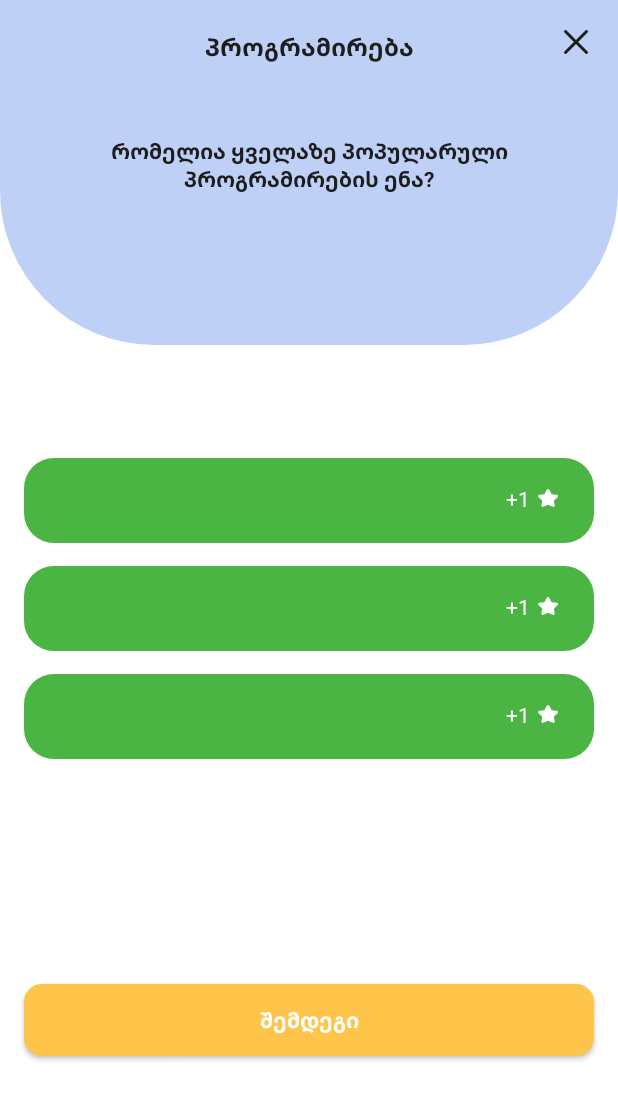
After one commit to ninikokra/Quiz, an Android app: the layout fragment_tests.xml on its own in the app's theme, with its tools: preview values and no code run, on a phone screen of 412 x 824 dp. The commit adds this screen. Shown: the top 1100 px of the screen. Run offline under Robolectric (Android 15) with nearby library versions, the phone set to English and light mode, and no system bars.

Commit message:
added TestsFragment, questions recyclerview, dialogLayouts and some refactor dimens,colors etc.

```diff
--- /dev/null
+++ b/app/src/main/java/com/space/quiz/presentation/views/TestsTopCustomView.kt
@@ -0,0 +1,54 @@
+package com.space.quiz.presentation.views
+
+import android.content.Context
+import android.graphics.Canvas
+import android.graphics.Paint
+import android.graphics.Path
+import android.util.AttributeSet
+import android.view.View
+import com.space.quiz.R
+
+class TestsTopCustomView(
+    context: Context,
+    attrs: AttributeSet
+) : View(context, attrs) {
+
+    private val fillPaint = Paint().apply {
+        style = Paint.Style.FILL
+    }
+    private val path = Path()
+
+    private val width get() = getWidth().toFloat()
+    private val height get() = getHeight().toFloat()
+
+    override fun onDraw(canvas: Canvas) {
+        super.onDraw(canvas)
+        drawVector(canvas)
+    }
+
+    private fun drawVector(canvas: Canvas) {
+
+        val centerX1 = width / 4
+        val centerX2 = width * 3 / 4
+        val radius = width / 4
+        val centerY = height - radius
+
+        path.apply {
+            reset()
+            fillPaint.color = context.getColor(R.color.blue_secondary_light)
+            addCircle(centerX1, centerY, radius, Path.Direction.CW)
+            addCircle(centerX2, centerY, radius, Path.Direction.CW)
+
+            moveTo(0f, 0f)
+            lineTo(width, 0f)
+            lineTo(width, centerY)
+            lineTo(centerX2, height)
+
+            lineTo(centerX1, height)
+            lineTo(0f, centerY)
+            lineTo(0f, 0f)
+            close()
+        }
+        canvas.drawPath(path, fillPaint)
+    }
+}
--- /dev/null
+++ b/app/src/main/res/drawable/ic_cancel.xml
@@ -0,0 +1,9 @@
+<vector xmlns:android="http://schemas.android.com/apk/res/android"
+    android:width="16dp"
+    android:height="16dp"
+    android:viewportWidth="16"
+    android:viewportHeight="16">
+  <path
+      android:pathData="M9.409,7.999L15.704,1.713C15.893,1.525 15.998,1.27 15.998,1.003C15.998,0.737 15.893,0.482 15.704,0.294C15.516,0.106 15.261,0 14.995,0C14.729,0 14.474,0.106 14.285,0.294L8,6.59L1.715,0.294C1.526,0.106 1.271,0 1.005,0C0.739,0 0.484,0.106 0.296,0.294C0.107,0.482 0.002,0.737 0.002,1.003C0.002,1.27 0.107,1.525 0.296,1.713L6.591,7.999L0.296,14.285C0.202,14.378 0.128,14.489 0.077,14.611C0.026,14.732 0,14.863 0,14.995C0,15.127 0.026,15.257 0.077,15.379C0.128,15.501 0.202,15.611 0.296,15.704C0.388,15.798 0.499,15.872 0.621,15.923C0.743,15.974 0.873,16 1.005,16C1.137,16 1.268,15.974 1.389,15.923C1.511,15.872 1.622,15.798 1.715,15.704L8,9.408L14.285,15.704C14.378,15.798 14.489,15.872 14.611,15.923C14.732,15.974 14.863,16 14.995,16C15.127,16 15.257,15.974 15.379,15.923C15.501,15.872 15.611,15.798 15.704,15.704C15.798,15.611 15.872,15.501 15.923,15.379C15.974,15.257 16,15.127 16,14.995C16,14.863 15.974,14.732 15.923,14.611C15.872,14.489 15.798,14.378 15.704,14.285L9.409,7.999Z"
+      android:fillColor="#1D1D1D"/>
+</vector>
--- /dev/null
+++ b/app/src/main/res/drawable/ic_star.xml
@@ -0,0 +1,9 @@
+<vector xmlns:android="http://schemas.android.com/apk/res/android"
+    android:width="13dp"
+    android:height="12dp"
+    android:viewportWidth="13"
+    android:viewportHeight="12">
+  <path
+      android:pathData="M0.144,4.525C0.048,4.868 0.112,5.243 0.401,5.461L2.676,7.615C2.74,7.677 2.772,7.771 2.772,7.896L2.195,10.923C2.131,11.203 2.227,11.484 2.42,11.672C2.708,11.984 3.189,12.108 3.605,11.89L6.394,10.455C6.49,10.392 6.586,10.392 6.682,10.455L9.47,11.89C9.919,12.108 10.368,11.984 10.656,11.672C10.848,11.453 10.912,11.203 10.88,10.923L10.335,7.896C10.335,7.802 10.368,7.708 10.432,7.615L12.707,5.461C12.963,5.212 13.06,4.837 12.963,4.525C12.835,4.182 12.547,3.932 12.194,3.901L9.022,3.433C8.925,3.433 8.829,3.37 8.797,3.277L7.387,0.531C7.227,0.187 6.874,0 6.522,0C6.169,0 5.817,0.187 5.656,0.531L4.278,3.277C4.246,3.37 4.15,3.433 4.054,3.433L0.913,3.87C0.561,3.932 0.24,4.182 0.144,4.525Z"
+      android:fillColor="#ffffff"/>
+</vector>
--- /dev/null
+++ b/app/src/main/res/layout/fragment_tests.xml
@@ -0,0 +1,87 @@
+<?xml version="1.0" encoding="utf-8"?>
+<androidx.constraintlayout.widget.ConstraintLayout
+    xmlns:android="http://schemas.android.com/apk/res/android"
+    xmlns:tools="http://schemas.android.com/tools"
+    android:layout_width="match_parent"
+    android:layout_height="match_parent"
+    xmlns:app="http://schemas.android.com/apk/res-auto"
+    tools:context=".presentation.questions.TestsFragment">
+    <com.space.quiz.presentation.views.TestsTopCustomView
+        android:id="@+id/testsTopRectangle"
+        android:layout_width="wrap_content"
+        android:layout_height="230dp"
+        app:layout_constraintEnd_toEndOf="parent"
+        app:layout_constraintStart_toStartOf="parent"
+        app:layout_constraintTop_toTopOf="parent" />
+
+    <TextView
+        android:id="@+id/titleSubjectEditText"
+        android:layout_width="wrap_content"
+        android:layout_height="wrap_content"
+        android:layout_marginTop="@dimen/dimen_20dp"
+        tools:text="პროგრამირება"
+        android:textColor="@color/neutral_01_dark_grey"
+        android:font="@font/myriad_geo"
+        android:textSize="@dimen/dimen_16sp"
+        android:textStyle="bold"
+        app:layout_constraintEnd_toEndOf="parent"
+        app:layout_constraintStart_toStartOf="@+id/testsTopRectangle"
+        app:layout_constraintTop_toTopOf="@+id/testsTopRectangle" />
+
+    <ImageView
+        android:id="@+id/cancelButton"
+        android:layout_width="wrap_content"
+        android:layout_height="wrap_content"
+        android:layout_marginTop="@dimen/dimen_20dp"
+        android:layout_marginEnd="@dimen/dimen_20dp"
+        android:src="@drawable/ic_cancel"
+        app:layout_constraintEnd_toEndOf="parent"
+        app:layout_constraintTop_toTopOf="parent" />
+
+    <TextView
+        android:id="@+id/testsQuestionTextView"
+        android:layout_width="wrap_content"
+        android:layout_height="wrap_content"
+        android:layout_marginTop="@dimen/dimen_48dp"
+        android:textAlignment="center"
+        android:font="@font/myriad_geo"
+        android:textStyle="bold"
+        tools:text="რომელია ყველაზე პოპულარული პროგრამირების ენა?"
+        android:maxWidth="300dp"
+        android:textSize="@dimen/dimen_14sp"
+        android:textColor="@color/neutral_01_dark_grey"
+        app:layout_constraintEnd_toEndOf="parent"
+        app:layout_constraintStart_toStartOf="parent"
+        app:layout_constraintTop_toBottomOf="@+id/titleSubjectEditText" />
+
+    <androidx.recyclerview.widget.RecyclerView
+        android:id="@+id/answersRecyclerView"
+        android:layout_width="match_parent"
+        android:layout_height="300dp"
+        android:layout_marginTop="@dimen/dimen_60dp"
+        app:layoutManager="androidx.recyclerview.widget.LinearLayoutManager"
+        app:layout_constraintEnd_toEndOf="parent"
+        app:layout_constraintHorizontal_bias="0.0"
+        app:layout_constraintStart_toStartOf="parent"
+        app:layout_constraintTop_toBottomOf="@+id/testsTopRectangle"
+        tools:listitem="@layout/questions_item" />
+
+    <com.google.android.material.button.MaterialButton
+        android:id="@+id/nextQuestionButton"
+        android:layout_width="match_parent"
+        android:layout_height="wrap_content"
+        android:layout_marginTop="@dimen/dimen_60dp"
+        android:font="@font/myriad_geo"
+        android:letterSpacing="0"
+        android:layout_marginHorizontal="@dimen/dimen_16dp"
+        android:paddingHorizontal="@dimen/dimen_24dp"
+        android:paddingVertical="@dimen/dimen_14dp"
+        android:text="@string/next_button_text"
+        android:textAllCaps="false"
+        android:textStyle="bold"
+        app:backgroundTint="@color/yellow_primary"
+        app:cornerRadius="@dimen/dimen_12dp"
+        app:layout_constraintEnd_toEndOf="parent"
+        app:layout_constraintStart_toStartOf="parent"
+        app:layout_constraintTop_toBottomOf="@+id/answersRecyclerView" />
+</androidx.constraintlayout.widget.ConstraintLayout>
--- /dev/null
+++ b/app/src/main/res/layout/questions_item.xml
@@ -0,0 +1,43 @@
+<?xml version="1.0" encoding="utf-8"?>
+<androidx.constraintlayout.widget.ConstraintLayout xmlns:android="http://schemas.android.com/apk/res/android"
+    xmlns:app="http://schemas.android.com/apk/res-auto"
+    android:layout_width="match_parent"
+    android:layout_height="wrap_content"
+    xmlns:tools="http://schemas.android.com/tools">
+
+    <com.space.quiz.presentation.views.RectangleView
+        android:id="@+id/questionsRectangleView"
+        android:layout_width="match_parent"
+        android:layout_height="@dimen/dimen_60dp"
+        android:layout_marginHorizontal="@dimen/dimen_16dp"
+        android:layout_marginTop="@dimen/dimen_12dp"
+        app:layout_constraintEnd_toEndOf="parent"
+        app:layout_constraintStart_toStartOf="parent"
+        app:layout_constraintTop_toTopOf="parent"
+        app:rectangleBackgroundColor="@color/success" />
+
+    <TextView
+        android:id="@+id/answersTextView"
+        android:layout_width="wrap_content"
+        android:layout_height="wrap_content"
+        android:layout_marginStart="@dimen/dimen_30dp"
+        android:font="@font/myriad_geo"
+        tools:text="@tools:sample/lorem"
+        android:textColor="@color/neutral_04_white"
+        android:textSize="@dimen/dimen_14sp"
+        app:layout_constraintBottom_toBottomOf="@+id/questionsRectangleView"
+        app:layout_constraintStart_toStartOf="@+id/questionsRectangleView"
+        app:layout_constraintTop_toTopOf="@+id/questionsRectangleView" />
+
+    <TextView
+        android:layout_width="wrap_content"
+        android:layout_height="wrap_content"
+        android:text="@string/point_text"
+        android:textColor="@color/neutral_04_white"
+        android:drawablePadding="@dimen/dimen_5dp"
+        android:layout_marginEnd="@dimen/dimen_24dp"
+        app:layout_constraintBottom_toBottomOf="@+id/questionsRectangleView"
+        app:layout_constraintEnd_toEndOf="@+id/questionsRectangleView"
+        app:layout_constraintTop_toTopOf="@+id/questionsRectangleView"
+        app:drawableRightCompat="@drawable/ic_star" />
+</androidx.constraintlayout.widget.ConstraintLayout>
--- a/app/src/main/res/layout/quiz_subject_items.xml
+++ b/app/src/main/res/layout/quiz_subject_items.xml
@@ -3,9 +3,8 @@
     xmlns:android="http://schemas.android.com/apk/res/android"
     xmlns:tools="http://schemas.android.com/tools"
     android:layout_width="match_parent"
-    android:layout_height="match_parent"
+    android:layout_height="wrap_content"
     xmlns:app="http://schemas.android.com/apk/res-auto">
-
     <com.space.quiz.presentation.views.RectangleView
         android:id="@+id/itemsRectangle"
         android:layout_width="match_parent"
--- a/app/src/main/res/values/strings.xml
+++ b/app/src/main/res/values/strings.xml
@@ -8,4 +8,9 @@
     <string name="hello_user_text">გამარჯობა,ირაკლი</string>
     <string name="details_text">დეტალურად</string>
     <string name="choose_subject_text">აირჩიე საგანი</string>
+    <string name="next_button_text">შემდეგი</string>
+    <string name="point_text">+1</string>
+    <string name="text_close">დახურვა</string>
+    <string name="points_text">შენ დააგროვე 14 ქულა</string>
+    <string name="congratulations_text">გილოცავ!</string>
 </resources>
```
Also changed, not shown: app/src/main/java/com/space/quiz/presentation/questions/TestsFragment.kt (added, +20 -0 lines), app/src/main/res/layout/congrats_dialog.xml (added, +77 -0 lines), app/src/main/res/layout/exit_dialog.xml (added, +76 -0 lines), app/src/main/res/navigation/nav_graph.xml (+6 -2 lines), app/src/main/res/values/dimen.xml (+7 -0 lines), app/src/main/res/drawable/ic_happy.png (added).
